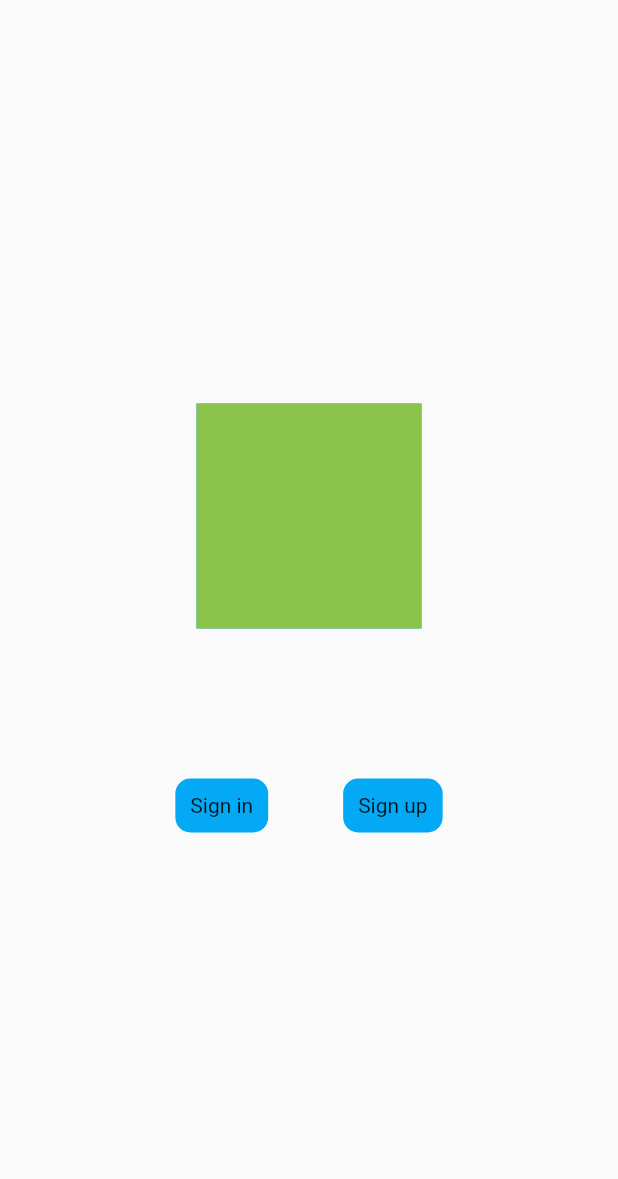
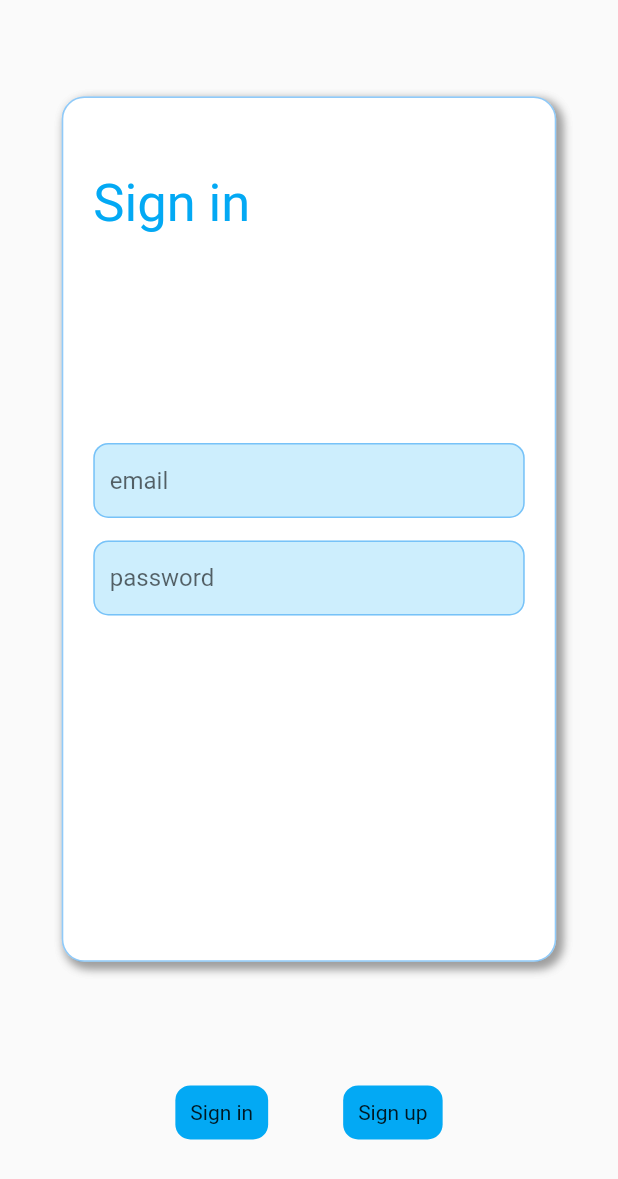
Before and after one commit to mwritter/AnimatedCardStack, a Flutter app: the screen it shows after launch, on a phone screen of 412 x 824 dp. Shown: the top 1179 px of the screen. Run offline on Flutter 3.47's test engine with Material 2 defaults, Android fonts, the phone set to English and light mode, and no system bars.

Commit message:
Added mock form widgets to show the card flip animation works with  custom widgets

```diff
--- a/lib/animatedCardStack.dart
+++ b/lib/animatedCardStack.dart
@@ -113,7 +113,7 @@ class _AnimatedCardStackState extends State<AnimatedCardStack>
           ),
           //Controls
           SizedBox(
-            height: 100.0,
+            height: MediaQuery.of(context).size.height * 0.1,
           ),
           Row(
             mainAxisAlignment: MainAxisAlignment.center,
--- a/lib/main.dart
+++ b/lib/main.dart
@@ -1,4 +1,6 @@
 import 'package:card_stack_app/animatedCardStack.dart';
+import 'package:card_stack_app/signin.dart';
+import 'package:card_stack_app/signup.dart';
 import 'package:flutter/material.dart';
 
 void main() => runApp(MyApp());
@@ -29,17 +31,9 @@ class _HomePageState extends State<HomePage> {
       body: Container(
         child: Center(
           child: AnimatedCardStack(
-            duration: Duration(milliseconds: 500),
-            firstWidget: Container(
-              color: Colors.lightBlue,
-              height: 150.0,
-              width: 150.0,
-            ),
-            secondWidget: Container(
-              color: Colors.lightGreen,
-              height: 150.0,
-              width: 150.0,
-            ),
+            duration: Duration(milliseconds: 450),
+            firstWidget: SignUp(),
+            secondWidget: SignIn(),
           ),
         ),
       ),
--- /dev/null
+++ b/lib/signin.dart
@@ -0,0 +1,65 @@
+import 'package:flutter/material.dart';
+
+class SignIn extends StatelessWidget {
+  final Color textgroundColor = Colors.lightBlue.withOpacity(0.2);
+  final BorderRadius textBorderRadius = BorderRadius.circular(10.0);
+  @override
+  Widget build(BuildContext context) {
+    return Container(
+      padding: EdgeInsets.symmetric(horizontal: 20.0),
+      decoration: BoxDecoration(
+          border: Border.all(color: Colors.blue.withOpacity(0.5), width: 1.0),
+          borderRadius: BorderRadius.circular(15.0),
+          color: Colors.white,
+          boxShadow: <BoxShadow>[
+            BoxShadow(
+                color: Colors.grey, offset: Offset(3.0, 3.0), blurRadius: 5.0),
+          ]),
+      height: MediaQuery.of(context).size.height * 0.70,
+      width: MediaQuery.of(context).size.width * 0.80,
+      child: Stack(
+        children: <Widget>[
+          Positioned(
+              top: 50.0,
+              child: Text(
+                "Sign in",
+                style: TextStyle(fontSize: 35.0, color: Colors.lightBlue),
+              )),
+          Form(
+            child: Column(
+              mainAxisAlignment: MainAxisAlignment.center,
+              children: <Widget>[
+                Container(
+                  padding: EdgeInsets.only(left: 10.0),
+                  margin: EdgeInsets.only(bottom: 15.0),
+                  decoration: BoxDecoration(
+                      border: Border.all(
+                          color: Colors.blue.withOpacity(0.5), width: 1.0),
+                      color: textgroundColor,
+                      borderRadius: textBorderRadius),
+                  child: TextFormField(
+                    decoration: InputDecoration(
+                        border: InputBorder.none, hintText: 'email'),
+                  ),
+                ),
+                Container(
+                  padding: EdgeInsets.only(left: 10.0),
+                  decoration: BoxDecoration(
+                      border: Border.all(
+                          color: Colors.blue.withOpacity(0.5), width: 1.0),
+                      color: textgroundColor,
+                      borderRadius: textBorderRadius),
+                  child: TextFormField(
+                    obscureText: true,
+                    decoration: InputDecoration(
+                        border: InputBorder.none, hintText: 'password'),
+                  ),
+                ),
+              ],
+            ),
+          ),
+        ],
+      ),
+    );
+  }
+}
--- /dev/null
+++ b/lib/signup.dart
@@ -0,0 +1,94 @@
+import 'package:flutter/material.dart';
+
+class SignUp extends StatelessWidget {
+  final Color textgroundColor = Colors.lightBlue.withOpacity(0.2);
+  final BorderRadius textBorderRadius = BorderRadius.circular(10.0);
+
+  @override
+  Widget build(BuildContext context) {
+    return Container(
+        padding: EdgeInsets.symmetric(horizontal: 20.0),
+        decoration: BoxDecoration(
+            borderRadius: BorderRadius.circular(15.0),
+            color: Colors.white,
+            border: Border.all(color: Colors.blue.withOpacity(0.5), width: 1.0),
+            boxShadow: <BoxShadow>[
+              BoxShadow(
+                  color: Colors.grey,
+                  offset: Offset(3.0, 3.0),
+                  blurRadius: 5.0),
+            ]),
+        height: MediaQuery.of(context).size.height * 0.70,
+        width: MediaQuery.of(context).size.width * 0.80,
+        child: Stack(
+          children: <Widget>[
+            Positioned(
+                top: 50.0,
+                child: Text(
+                  "Sign up",
+                  style: TextStyle(fontSize: 35.0, color: Colors.lightBlue),
+                )),
+            Form(
+              child: Column(
+                mainAxisAlignment: MainAxisAlignment.center,
+                children: <Widget>[
+                  Container(
+                    padding: EdgeInsets.only(left: 10.0),
+                    margin: EdgeInsets.only(bottom: 15.0),
+                    decoration: BoxDecoration(
+                        border: Border.all(
+                            color: Colors.blue.withOpacity(0.5), width: 1.0),
+                        color: textgroundColor,
+                        borderRadius: textBorderRadius),
+                    child: TextFormField(
+                      decoration: InputDecoration(
+                          border: InputBorder.none, hintText: 'fullname'),
+                    ),
+                  ),
+                  Container(
+                    padding: EdgeInsets.only(left: 10.0),
+                    margin: EdgeInsets.only(bottom: 15.0),
+                    decoration: BoxDecoration(
+                        border: Border.all(
+                            color: Colors.blue.withOpacity(0.5), width: 1.0),
+                        color: textgroundColor,
+                        borderRadius: textBorderRadius),
+                    child: TextFormField(
+                      decoration: InputDecoration(
+                          border: InputBorder.none, hintText: 'email'),
+                    ),
+                  ),
+                  Container(
+                    padding: EdgeInsets.only(left: 10.0),
+                    margin: EdgeInsets.only(bottom: 15.0),
+                    decoration: BoxDecoration(
+                        border: Border.all(
+                            color: Colors.blue.withOpacity(0.5), width: 1.0),
+                        color: textgroundColor,
+                        borderRadius: textBorderRadius),
+                    child: TextFormField(
+                      obscureText: true,
+                      decoration: InputDecoration(
+                          border: InputBorder.none, hintText: 'password'),
+                    ),
+                  ),
+                  Container(
+                    padding: EdgeInsets.only(left: 10.0),
+                    decoration: BoxDecoration(
+                        border: Border.all(
+                            color: Colors.blue.withOpacity(0.5), width: 1.0),
+                        color: textgroundColor,
+                        borderRadius: textBorderRadius),
+                    child: TextFormField(
+                      obscureText: true,
+                      decoration: InputDecoration(
+                          border: InputBorder.none, hintText: 'confirm'),
+                    ),
+                  ),
+                ],
+              ),
+            ),
+          ],
+        ));
+  }
+}
```
